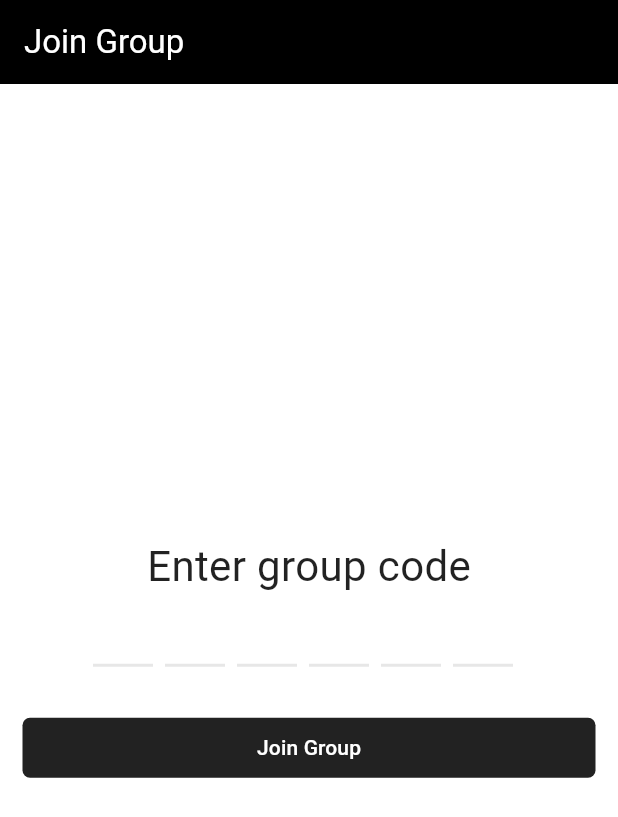
After one commit to Xatta-Trone/Anu-movie-link-sharing-app, a Flutter app: the JoinGroupPage screen opened by its route, after a tap on "Join Group", on a phone screen of 412 x 824 dp. The commit adds this screen. Shown: the top 817 px of the screen. Run offline on Flutter 3.47's test engine with Material 3 defaults, Android fonts, the phone set to English and light mode, and no system bars; drawn by our look-alikes of flutter_otp_text_field; our stand-ins replace flutter_dotenv, flutter_riverpod, freezed_annotation, go_router, google_sign_in, riverpod_annotation and 2 more; accounts and stored records are empty; generated files the repository leaves out were written again; network calls fail.

Commit message:
user joined group

```diff
--- a/lib/core/const.dart
+++ b/lib/core/const.dart
@@ -1,4 +1,5 @@
 // route const
 const createGroupRoute = '/create-group';
+const joinGroupRoute = '/join-group';
 const groupDetailsRoute = '/group-details';
 const movieFormRoute = '/movie-form';
--- a/lib/core/routes.dart
+++ b/lib/core/routes.dart
@@ -1,6 +1,7 @@
 import 'package:anu3/auth/auth.dart';
 import 'package:anu3/core/core.dart';
 import 'package:anu3/dashboard/dashboard.dart';
+import 'package:anu3/group/group.dart';
 import 'package:anu3/group/view/create_group_page.dart';
 import 'package:anu3/group/view/group_detail_page.dart';
 import 'package:anu3/movie/view/movie_form.dart';
@@ -42,6 +43,13 @@ final router = GoRouter(
       },
     ),
     GoRoute(
+      name: joinGroupRoute,
+      path: '/join-group',
+      builder: (context, state) {
+        return const JoinGroupPage();
+      },
+    ),
+    GoRoute(
       name: groupDetailsRoute,
       path: '/group-details',
       builder: (context, state) {
--- a/lib/group/api/group_repository.dart
+++ b/lib/group/api/group_repository.dart
@@ -137,11 +137,43 @@ class GroupRepository {
     return group;
   }
 
+  Future<GroupModel?> joinGroup({required String groupCode}) async {
+    late GroupModel? group;
+    try {
+      final res = await _client.from('groups').select().match({'code': groupCode});
+
+      if (res.isEmpty) {
+        throw "Group not found";
+      }
+
+      group = GroupModel.fromJson(res[0]);
+
+      final userId = _client.auth.currentSession?.user.id;
+
+      if (userId == null) {
+        throw 'Not logged in';
+      }
+
+      await addMemberToGroup(groupId: group.id.toString(), memberId: userId);
+
+      return group;
+    } catch (e) {
+      rethrow;
+    }
+  }
+
   Future<void> addMemberToGroup({required String groupId, required String memberId, bool isAdmin = false, bool isPending = true}) async {
     try {
       final res = await _client.from('group_user').select('id').eq('user_id', memberId).eq('group_id', groupId).count(CountOption.exact);
 
-      if (res.count == 0) {
+      if (kDebugMode) {
+        print(res.count);
+      }
+
+      if (res.count > 0) {
+        throw "User already in group";
+      }
+
       final response = await _client.from('group_user').insert({
         'user_id': memberId,
         'group_id': groupId,
@@ -152,16 +184,11 @@ class GroupRepository {
       if (kDebugMode) {
         print(response.toString());
       }
-      }
     } catch (e) {
       if (kDebugMode) {
         print(e.toString());
       }
-      if (e.toString().contains('duplicate key value violates unique constraint "groups_code_key"')) {
-        throw "Group code already exists";
-      } else {
-        throw "An error occurred while inserting record";
-      }
+      rethrow;
     }
   }
 
--- a/lib/group/group.dart
+++ b/lib/group/group.dart
@@ -1,2 +1,3 @@
 export 'view/group_page.dart';
 export 'model/group_model.dart';
+export 'view/join_group_page.dart';
--- a/lib/group/view/create_group_page.dart
+++ b/lib/group/view/create_group_page.dart
@@ -17,7 +17,7 @@ class _CreateGroupPageState extends ConsumerState<CreateGroupPage> {
   final _formKey = GlobalKey<FormState>();
   final _groupNameController = TextEditingController();
   // 1st private 2nd public
-  final List<bool> _isPublic = <bool>[false, true];
+  final List<bool> _isPublic = <bool>[true, false];
   bool _isCreating = false;
 
   @override
--- a/lib/group/view/group_page.dart
+++ b/lib/group/view/group_page.dart
@@ -64,6 +64,11 @@ class _GroupHomePageState extends ConsumerState<GroupHomePage> {
       appBar: AppBar(
         title: const Text('Groups'),
         actions: [
+          IconButton(
+            padding: const EdgeInsets.symmetric(horizontal: 10.0),
+            onPressed: () => context.pushNamed(joinGroupRoute),
+            icon: const Icon(Icons.group_add_outlined),
+          ),
           IconButton(
             padding: const EdgeInsets.symmetric(horizontal: 10.0),
             onPressed: () => context.pushNamed(createGroupRoute),
@@ -171,9 +176,9 @@ class _GroupHomePageState extends ConsumerState<GroupHomePage> {
                                         ),
                                         PopupMenuItem(
                                           value: () {
-                                            Clipboard.setData(ClipboardData(text: group.code));
+                                            Clipboard.setData(ClipboardData(text: "Use this code to join group ${group.name}. Code: ${group.code}"));
                                           },
-                                          child: const Text('Copy group code'),
+                                          child: const Text('Share group code'),
                                         ),
                                       ];
                                     },
--- /dev/null
+++ b/lib/group/view/join_group_page.dart
@@ -0,0 +1,119 @@
+import 'dart:io';
+
+import 'package:anu3/core/core.dart';
+import 'package:anu3/group/api/group_repository.dart';
+import 'package:flutter/foundation.dart';
+import 'package:flutter/material.dart';
+import 'package:flutter_otp_text_field/flutter_otp_text_field.dart';
+import 'package:flutter_riverpod/flutter_riverpod.dart';
+import 'package:go_router/go_router.dart';
+
+class JoinGroupPage extends ConsumerStatefulWidget {
+  const JoinGroupPage({super.key});
+  @override
+  ConsumerState<ConsumerStatefulWidget> createState() => _JoinGroupPageState();
+}
+
+class _JoinGroupPageState extends ConsumerState<JoinGroupPage> {
+  String groupCode = "";
+  bool _isSubmitting = false;
+
+  _submit(BuildContext context) {
+    if (groupCode.length != 6) {
+      return;
+    }
+    setState(() {
+      _isSubmitting = true;
+    });
+
+    ScaffoldMessenger.of(context).clearSnackBars();
+
+    try {
+      ref.read(groupRepositoryProvider).joinGroup(groupCode: groupCode).then((group) {
+        if (mounted) {
+          ScaffoldMessenger.of(context).showSnackBar(
+            const SnackBar(content: Text('Joined group.')),
+          );
+
+          context.pushNamed(
+            groupDetailsRoute,
+            queryParameters: {
+              'group_id': "${group?.id}",
+            },
+          );
+        }
+      }).catchError((err) {
+        ScaffoldMessenger.of(context).showSnackBar(
+          SnackBar(content: Text(err.toString())),
+        );
+      });
+    } catch (e) {
+      String message = e.toString();
+      if (kDebugMode) {
+        print(e);
+      }
+      ScaffoldMessenger.of(context).showSnackBar(
+        SnackBar(content: Text(message)),
+      );
+    }
+
+    if (kDebugMode) {
+      print(groupCode);
+    }
+
+    setState(() {
+      _isSubmitting = false;
+    });
+
+    return null;
+  }
+
+  @override
+  Widget build(BuildContext context) {
+    return Scaffold(
+      appBar: AppBar(
+        title: const Text('Join Group'),
+      ),
+      body: Padding(
+        padding: const EdgeInsets.symmetric(horizontal: 15.0),
+        child: Column(
+          mainAxisAlignment: MainAxisAlignment.center,
+          children: [
+            const Text(
+              'Enter group code',
+              textScaler: TextScaler.linear(2.0),
+            ),
+            const SizedBox(
+              height: 15.0,
+            ),
+            OtpTextField(
+              autoFocus: true,
+              numberOfFields: 6,
+              focusedBorderColor: Theme.of(context).primaryColor,
+              keyboardType: TextInputType.text,
+              onSubmit: (String verificationCode) {
+                setState(() {
+                  groupCode = verificationCode;
+                });
+                // _submit(context);
+              }, //
+            ),
+            const SizedBox(
+              height: 30.0,
+            ),
+            SizedBox(
+              width: double.infinity,
+              child: FilledButton(
+                onPressed: _isSubmitting == false ? () => _submit(context) : null,
+                style: FilledButton.styleFrom(
+                  shape: const RoundedRectangleBorder(borderRadius: BorderRadius.all(Radius.circular(5.0))),
+                ),
+                child: _isSubmitting ? const Text('Trying...') : const Text('Join Group'),
+              ),
+            ),
+          ],
+        ),
+      ),
+    );
+  }
+}
--- a/pubspec.yaml
+++ b/pubspec.yaml
@@ -45,6 +45,7 @@ dependencies:
   flutter_dotenv: ^5.1.0
   freezed_annotation: ^2.4.1
   json_annotation: ^4.8.1
+  flutter_otp_text_field: ^1.1.1
 
 dev_dependencies:
   flutter_test:
```
Also changed, not shown: pubspec.lock. Lines whose indentation alone changed are shown as unchanged.
